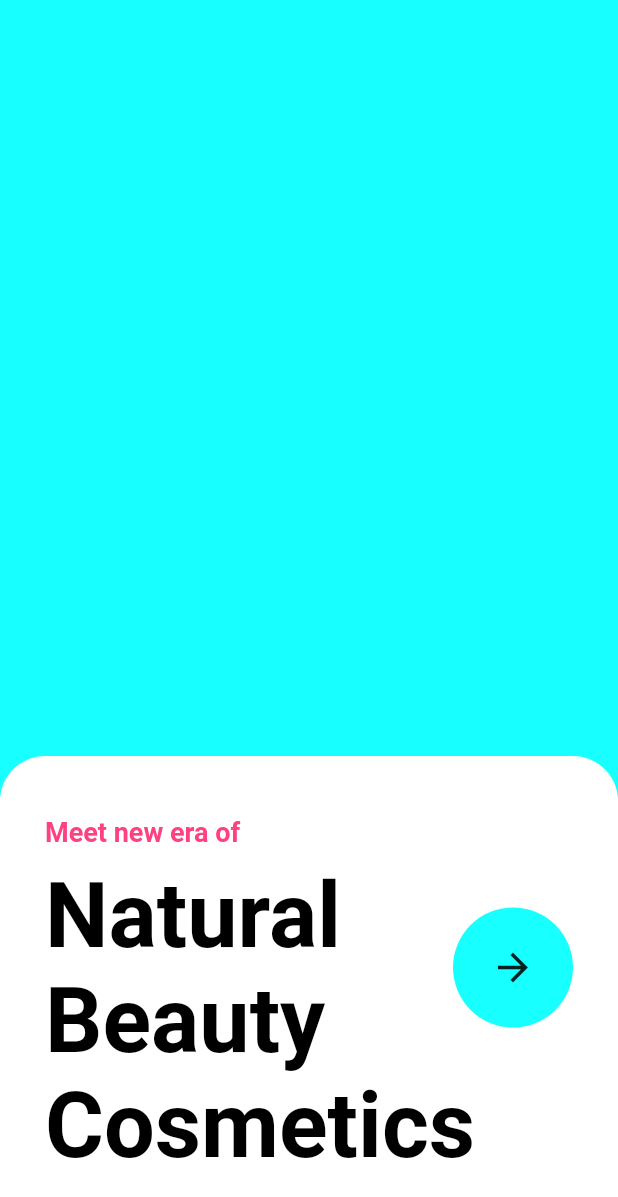
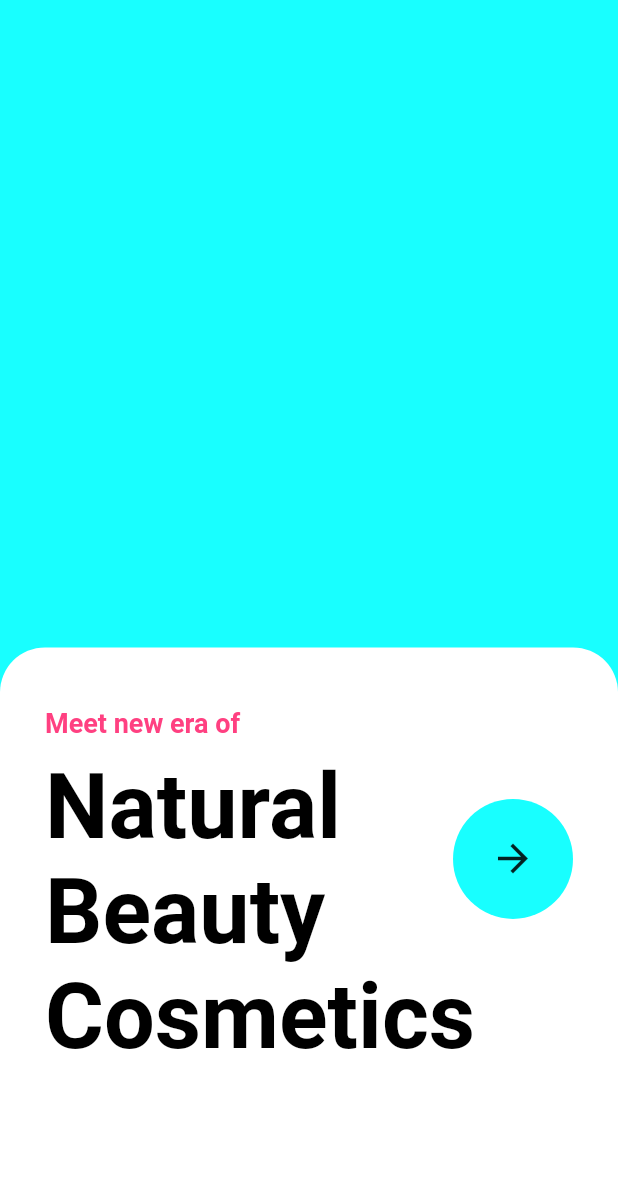
Before and after one commit to faiyaz-shaikh/cosmetics_ui_app, a Flutter app: the screen it shows after launch, on a phone screen of 412 x 824 dp. Shown: the top 1197 px of the screen. Run offline on Flutter 3.47's test engine with Material 2 defaults, Android fonts, the phone set to English and light mode, and no system bars; our stand-ins replace flutter_staggered_animations.

Commit message:
Feedback changes

```diff
--- a/lib/ui/sceeen/cart_page.dart
+++ b/lib/ui/sceeen/cart_page.dart
@@ -33,7 +33,7 @@ class _CartPageState extends State<CartPage>
     return Container(
       alignment: Alignment.topLeft,
       height: MediaQuery.of(context).size.height / 1.15,
-      width: double.infinity,
+      width: MediaQuery.of(context).size.width,
       decoration: BoxDecoration(
         color: MyColor.BACKGROUND_COLOR,
         borderRadius: BorderRadius.vertical(
--- a/lib/ui/sceeen/favourite_page.dart
+++ b/lib/ui/sceeen/favourite_page.dart
@@ -11,7 +11,7 @@ class _FavouritePageState extends State<FavouritePage> {
   Widget build(BuildContext context) {
     return Container(
       height: MediaQuery.of(context).size.height / 1.15,
-      width: double.infinity,
+      width: MediaQuery.of(context).size.width,
       decoration: BoxDecoration(
         color: MyColor.BACKGROUND_COLOR,
         borderRadius: BorderRadius.vertical(
--- a/lib/ui/sceeen/home_page.dart
+++ b/lib/ui/sceeen/home_page.dart
@@ -15,7 +15,7 @@ class _HomePageState extends State<HomePage> {
   Widget build(BuildContext context) {
     return Container(
       height: MediaQuery.of(context).size.height / 1.15,
-      width: double.infinity,
+      width: MediaQuery.of(context).size.width,
       decoration: BoxDecoration(
         color: MyColor.BACKGROUND_COLOR,
         borderRadius: BorderRadius.vertical(
--- a/lib/ui/sceeen/splash_screen.dart
+++ b/lib/ui/sceeen/splash_screen.dart
@@ -1,4 +1,3 @@
-
 import 'package:cosmetic_ui_app/ui/sceeen/main_screen.dart';
 import 'package:cosmetic_ui_app/ui/widget/custom_text_widget.dart';
 import 'package:flutter/material.dart';
@@ -33,8 +32,8 @@ class _SplashScreenState extends State<SplashScreen>
       body: Align(
         alignment: Alignment.bottomCenter,
         child: Container(
-          width: double.infinity,
-          height: 320,
+          width: MediaQuery.of(context).size.width,
+          height: MediaQuery.of(context).size.height / 2.1,
           decoration: BoxDecoration(
             borderRadius: BorderRadius.vertical(
               top: Radius.circular(30),
--- a/lib/ui/widget/cart_item_widget.dart
+++ b/lib/ui/widget/cart_item_widget.dart
@@ -8,6 +8,9 @@ class CartItem extends StatefulWidget {
 
 class _CartItemState extends State<CartItem> {
   int _counter = 1;
+
+  String imageUrl =
+      'https://cdn.shopify.com/s/files/1/1546/0661/products/Perfect-Setting-Powder_1_2000x600.png?v=1513718610';
 
   void _increment() {
     _counter++;
@@ -32,8 +35,7 @@ class _CartItemState extends State<CartItem> {
               decoration: BoxDecoration(
                   borderRadius: BorderRadius.circular(10),
                   color: Colors.black12),
-              child: Image.network(
-                  'https://cdn.shopify.com/s/files/1/1546/0661/products/Perfect-Setting-Powder_1_2000x600.png?v=1513718610'),
+              child: Image.network(imageUrl),
             ),
           ),
           Expanded(
--- a/lib/ui/widget/cosmetic_item_widget.dart
+++ b/lib/ui/widget/cosmetic_item_widget.dart
@@ -10,6 +10,9 @@ class _CosmeticItemState extends State<CosmeticItem>
     with SingleTickerProviderStateMixin {
   late AnimationController _animationController;
   late Animation _animation;
+
+  String imageUrl =
+      'https://cdn.shopify.com/s/files/1/1546/0661/products/Perfect-Setting-Powder_1_2000x600.png?v=1513718610';
 
   @override
   void initState() {
@@ -111,7 +114,7 @@ class _CosmeticItemState extends State<CosmeticItem>
           left: 20,
           child: Container(
             child: Image.network(
-              'https://cdn.shopify.com/s/files/1/1546/0661/products/Perfect-Setting-Powder_1_2000x600.png?v=1513718610',
+              imageUrl,
               height: 130,
               width: 130,
             ),
--- a/lib/ui/widget/search_bar_widget.dart
+++ b/lib/ui/widget/search_bar_widget.dart
@@ -24,7 +24,7 @@ class SearchBar extends StatelessWidget {
       decoration: BoxDecoration(
         boxShadow: [
           BoxShadow(
-           color: Colors.white,
+            color: Colors.white,
           )
         ],
         borderRadius: BorderRadius.all(
```
